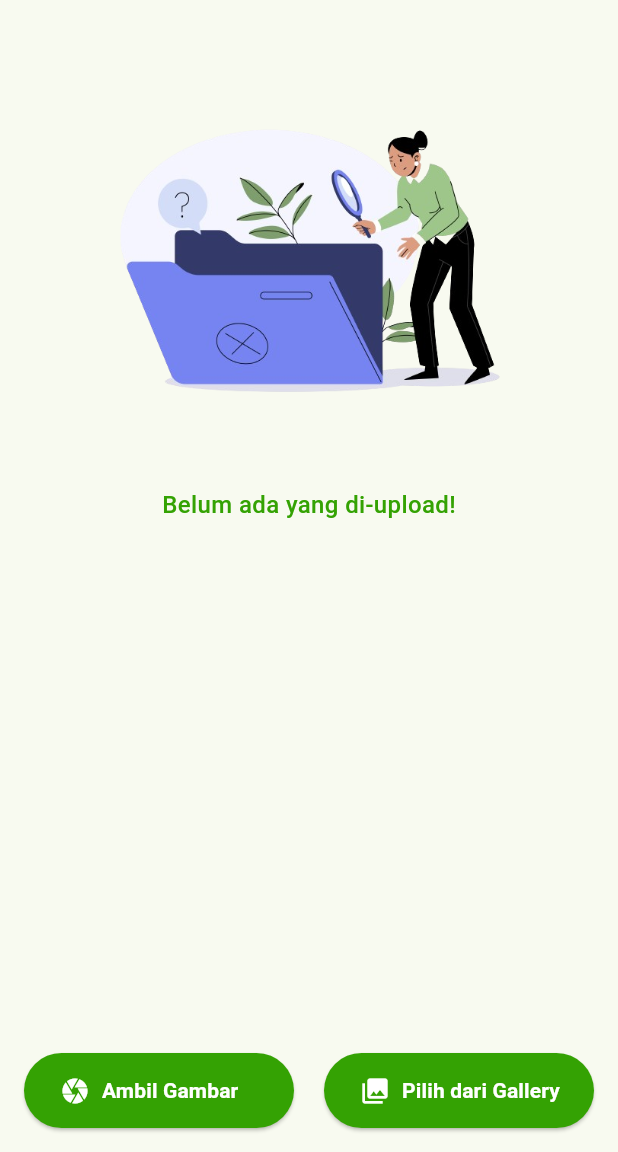
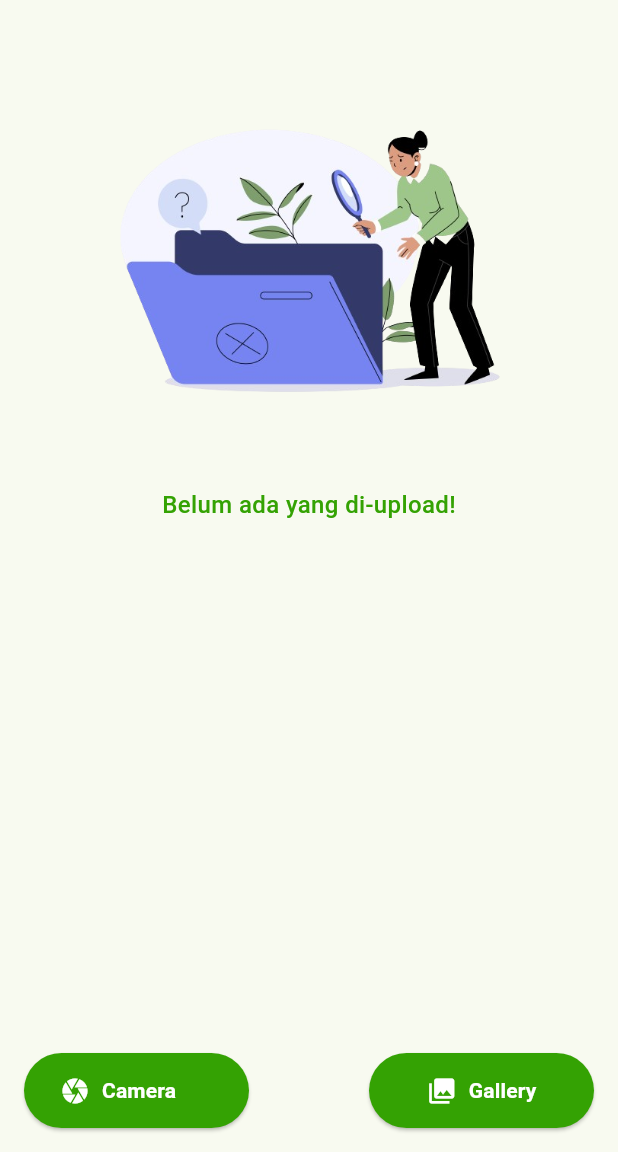
Before and after one commit to IbnuTopanAdib/sugarcane-leaf-disease-detection, a Flutter app: the screen it shows after launch, on a phone screen of 412 x 824 dp, the part 84-1236 px from its top. Run offline on Flutter 3.47's test engine with Material 3 defaults, Android fonts, the phone set to English and light mode, and no system bars; our stand-ins replace image_picker.

Commit message:
finished project

```diff
--- a/lib/home_screen.dart
+++ b/lib/home_screen.dart
@@ -1,3 +1,4 @@
+import 'dart:convert';
 import 'dart:io';
 import 'dart:typed_data';
 import 'package:flutter/material.dart';
@@ -14,6 +15,7 @@ class HomeScreen extends StatefulWidget {
 class _HomeScreenState extends State<HomeScreen> {
   File? _image;
   Uint8List? _serverImage;
+  String? _disease;
 
   Future<void> _captureImage() async {
     final pickedFile =
@@ -22,6 +24,7 @@ class _HomeScreenState extends State<HomeScreen> {
     if (pickedFile != null) {
       setState(() {
         _image = File(pickedFile.path);
+        _serverImage = null;
       });
     }
   }
@@ -33,6 +36,7 @@ class _HomeScreenState extends State<HomeScreen> {
     if (pickedFile != null) {
       setState(() {
         _image = File(pickedFile.path);
+        _serverImage = null;
       });
     }
   }
@@ -41,17 +45,7 @@ class _HomeScreenState extends State<HomeScreen> {
     final uri = Uri.parse('http://192.168.100.57:5000/image');
     final request = http.MultipartRequest('POST', uri)
       ..files.add(await http.MultipartFile.fromPath('image', imageFile.path));
-    if (mounted) {
-      showDialog(
-        context: context,
-        barrierDismissible: false,
-        builder: (BuildContext context) {
-          return const Center(
-            child: CircularProgressIndicator(),
-          );
-        },
-      );
-    }
+
     try {
       final response = await request.send();
 
@@ -66,10 +60,23 @@ class _HomeScreenState extends State<HomeScreen> {
       }
     } catch (e) {
       print('Error $e');
-    } finally {
-      if (mounted) {
-        Navigator.of(context).pop();
+    }
+  }
+
+  Future<void> detectDisease() async {
+    try {
+      final uri = Uri.parse('http://192.168.100.57:5000/detections/');
+      final response = await http.post(uri);
+      if (response.statusCode == 200) {
+        final result = jsonDecode(response.body);
+        setState(() {
+          _disease = result['detection']['class'];
+        });
+      } else {
+        print('Gagal, status code: ${response.statusCode}');
       }
+    } catch (e) {
+      print('Error $e');
     }
   }
 
@@ -88,19 +95,33 @@ class _HomeScreenState extends State<HomeScreen> {
         child: Column(
           mainAxisAlignment: MainAxisAlignment.center,
           children: [
-            if (_image != null)
-              Image.file(
-                _image!,
-                height: 640,
-                width: 640,
-                fit: BoxFit.cover,
+            if (_serverImage != null)
+              Column(
+                children: [
+                  Padding(
+                    padding: const EdgeInsets.only(top: 20),
+                    child: Image.memory(
+                      _serverImage!,
+                      height: 300,
+                      width: 300,
+                      fit: BoxFit.cover,
+                    ),
+                  ),
+                  Padding(
+                    padding: const EdgeInsets.only(top: 8),
+                    child: Text(_disease!),
+                  )
+                ],
               )
-            else if (_serverImage != null)
-              Image.memory(
-                _serverImage!,
-                height: 640,
-                width: 640,
-                fit: BoxFit.cover,
+            else if (_image != null)
+              Padding(
+                padding: const EdgeInsets.only(top: 20),
+                child: Image.file(
+                  _image!,
+                  height: 300,
+                  width: 300,
+                  fit: BoxFit.cover,
+                ),
               )
             else
               Padding(
@@ -133,7 +154,7 @@ class _HomeScreenState extends State<HomeScreen> {
                 children: [
                   SizedBox(
                     height: 50,
-                    width: 180,
+                    width: 150,
                     child: ElevatedButton(
                       style: ElevatedButton.styleFrom(
                           backgroundColor: const Color(0xFF34a203)),
@@ -147,7 +168,7 @@ class _HomeScreenState extends State<HomeScreen> {
                           ),
                           SizedBox(width: 8),
                           Text(
-                            'Ambil Gambar',
+                            'Camera',
                             style: TextStyle(
                                 fontSize: 14,
                                 fontWeight: FontWeight.bold,
@@ -159,7 +180,7 @@ class _HomeScreenState extends State<HomeScreen> {
                   ),
                   SizedBox(
                     height: 50,
-                    width: 180,
+                    width: 150,
                     child: ElevatedButton(
                       style: ElevatedButton.styleFrom(
                           backgroundColor: const Color(0xFF34a203)),
@@ -174,7 +195,7 @@ class _HomeScreenState extends State<HomeScreen> {
                           ),
                           SizedBox(width: 8),
                           Text(
-                            'Pilih dari Gallery',
+                            'Gallery',
                             style: TextStyle(
                               fontSize: 14,
                               fontWeight: FontWeight.bold,
@@ -191,11 +212,13 @@ class _HomeScreenState extends State<HomeScreen> {
             if (_image != null)
               SizedBox(
                 height: 50,
-                width: 180,
+                width: 150,
                 child: ElevatedButton(
                   style: ElevatedButton.styleFrom(
                       backgroundColor: const Color(0xFF34a203)),
-                  onPressed: () => _uploadImage(_image!),
+                  onPressed: () {
+                    _uploadImage(_image!);
+                  },
                   child: const Row(
                     children: [
                       Icon(
@@ -205,7 +228,7 @@ class _HomeScreenState extends State<HomeScreen> {
                       ),
                       SizedBox(width: 8),
                       Text(
-                        'Deteksi Penyakit',
+                        'Deteksi',
                         style: TextStyle(
                             fontSize: 14,
                             fontWeight: FontWeight.bold,
--- a/lib/main.dart
+++ b/lib/main.dart
@@ -12,6 +12,7 @@ class MyApp extends StatelessWidget {
   @override
   Widget build(BuildContext context) {
     return MaterialApp(
+      debugShowCheckedModeBanner: false,
       title: 'LeafGuru',
       theme: ThemeData(
         colorScheme: ColorScheme.fromSeed(seedColor: const Color(0xFF34a203)),
```
Also changed, not shown: lib/splash_screen.dart (added, +99 -0 lines), assets/image/logo.png (added).
